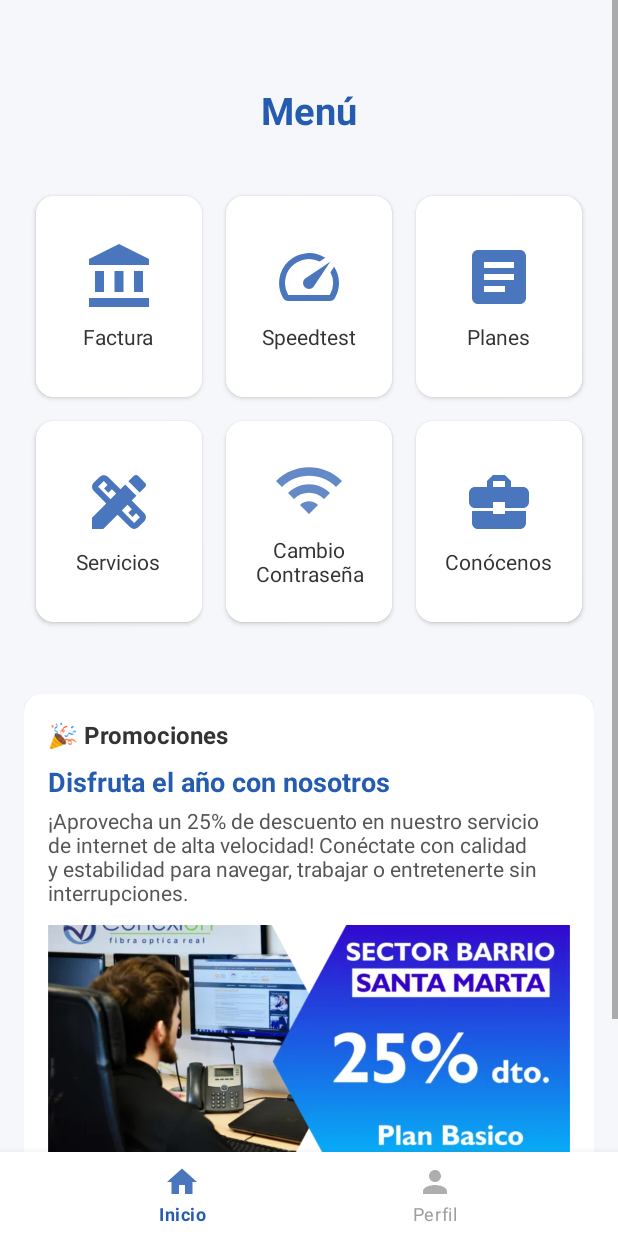
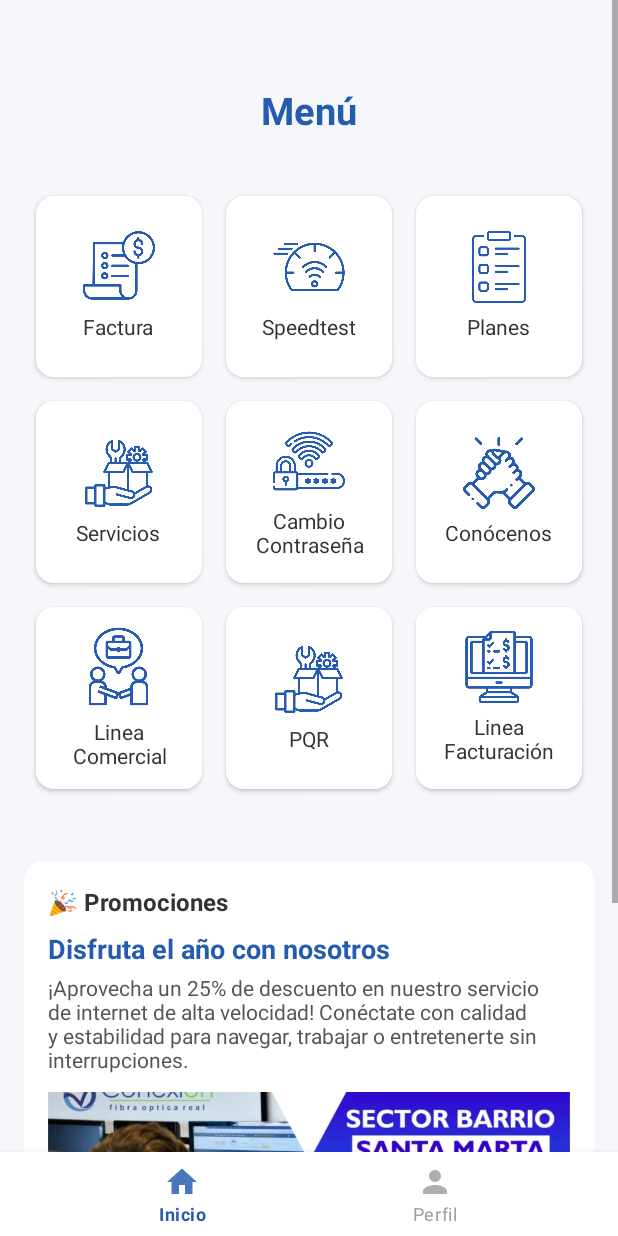
Before and after one commit to AlejoBueno56/Vconexion, an Android app built with Jetpack Compose: the InicioFragment screen opened directly, with no data from a screen before it, on a phone screen of 412 x 824 dp. Run offline under Robolectric (Android 15) with nearby library versions, the phone set to English and light mode, and no system bars; our stand-ins replace Firebase (no records; nobody signed in at launch, a user with empty details on screens opened directly), Picasso, navigation-ui; pictures from the network do not load.

Commit message:
Cambio de iconos inicio

```diff
--- a/app/src/main/res/drawable/ic_conocenos.xml
+++ /dev/null
@@ -1,5 +0,0 @@
-<vector xmlns:android="http://schemas.android.com/apk/res/android" android:alpha="0.84" android:height="24dp" android:tint="#000000" android:viewportHeight="24" android:viewportWidth="24" android:width="24dp">
-
-    <path android:fillColor="@android:color/white" android:pathData="M10,16v-1L3.01,15L3,19c0,1.11 0.89,2 2,2h14c1.11,0 2,-0.89 2,-2v-4h-7v1h-4zM20,7h-4.01L15.99,5l-2,-2h-4l-2,2v2L4,7c-1.1,0 -2,0.9 -2,2v3c0,1.11 0.89,2 2,2h6v-2h4v2h6c1.1,0 2,-0.9 2,-2L22,9c0,-1.1 -0.9,-2 -2,-2zM14,7h-4L10,5h4v2z"/>
-
-</vector>
--- a/app/src/main/res/drawable/ic_factura.xml
+++ /dev/null
@@ -1,13 +0,0 @@
-<vector xmlns:android="http://schemas.android.com/apk/res/android" android:alpha="0.84" android:height="24dp" android:tint="#000000" android:viewportHeight="24" android:viewportWidth="24" android:width="24dp">
-
-    <path android:fillColor="@android:color/white" android:pathData="M4,10h3v7h-3z"/>
-
-    <path android:fillColor="@android:color/white" android:pathData="M10.5,10h3v7h-3z"/>
-
-    <path android:fillColor="@android:color/white" android:pathData="M2,19h20v3h-20z"/>
-
-    <path android:fillColor="@android:color/white" android:pathData="M17,10h3v7h-3z"/>
-
-    <path android:fillColor="@android:color/white" android:pathData="M12,1l-10,5l0,2l20,0l0,-2z"/>
-
-</vector>
--- a/app/src/main/res/drawable/ic_planes.xml
+++ /dev/null
@@ -1,5 +0,0 @@
-<vector xmlns:android="http://schemas.android.com/apk/res/android" android:alpha="0.84" android:autoMirrored="true" android:height="24dp" android:tint="#000000" android:viewportHeight="24" android:viewportWidth="24" android:width="24dp">
-
-    <path android:fillColor="@android:color/white" android:pathData="M19,3L5,3c-1.1,0 -2,0.9 -2,2v14c0,1.1 0.9,2 2,2h14c1.1,0 2,-0.9 2,-2L21,5c0,-1.1 -0.9,-2 -2,-2zM14,17L7,17v-2h7v2zM17,13L7,13v-2h10v2zM17,9L7,9L7,7h10v2z"/>
-
-</vector>
--- a/app/src/main/res/drawable/ic_servicios.xml
+++ /dev/null
@@ -1,7 +0,0 @@
-<vector xmlns:android="http://schemas.android.com/apk/res/android" android:alpha="0.84" android:height="24dp" android:tint="#000000" android:viewportHeight="24" android:viewportWidth="24" android:width="24dp">
-
-    <path android:fillColor="@android:color/white" android:pathData="M16.24,11.51l1.57,-1.57l-3.75,-3.75l-1.57,1.57L8.35,3.63c-0.78,-0.78 -2.05,-0.78 -2.83,0l-1.9,1.9c-0.78,0.78 -0.78,2.05 0,2.83l4.13,4.13L3,17.25V21h3.75l4.76,-4.76l4.13,4.13c0.95,0.95 2.23,0.6 2.83,0l1.9,-1.9c0.78,-0.78 0.78,-2.05 0,-2.83L16.24,11.51zM9.18,11.07L5.04,6.94l1.89,-1.9c0,0 0,0 0,0l1.27,1.27L7.02,7.5l1.41,1.41l1.19,-1.19l1.45,1.45L9.18,11.07zM17.06,18.96l-4.13,-4.13l1.9,-1.9l1.45,1.45l-1.19,1.19l1.41,1.41l1.19,-1.19l1.27,1.27L17.06,18.96z"/>
-
-    <path android:fillColor="@android:color/white" android:pathData="M20.71,7.04c0.39,-0.39 0.39,-1.02 0,-1.41l-2.34,-2.34c-0.47,-0.47 -1.12,-0.29 -1.41,0l-1.83,1.83l3.75,3.75L20.71,7.04z"/>
-
-</vector>
--- a/app/src/main/res/drawable/ic_speedtest.xml
+++ /dev/null
@@ -1,5 +0,0 @@
-<vector xmlns:android="http://schemas.android.com/apk/res/android" android:alpha="0.84" android:height="24dp" android:tint="#000000" android:viewportHeight="24" android:viewportWidth="24" android:width="24dp">
-
-    <path android:fillColor="@android:color/white" android:pathData="M20.38,8.57l-1.23,1.85a8,8 0,0 1,-0.22 7.58L5.07,18A8,8 0,0 1,15.58 6.85l1.85,-1.23A10,10 0,0 0,3.35 19a2,2 0,0 0,1.72 1h13.85a2,2 0,0 0,1.74 -1,10 10,0 0,0 -0.27,-10.44zM10.59,15.41a2,2 0,0 0,2.83 0l5.66,-8.49 -8.49,5.66a2,2 0,0 0,0 2.83z"/>
-
-</vector>
--- a/app/src/main/res/drawable/ic_wifi.xml
+++ /dev/null
@@ -1,5 +0,0 @@
-<vector xmlns:android="http://schemas.android.com/apk/res/android" android:alpha="0.72" android:autoMirrored="true" android:height="24dp" android:tint="#2E2B2B" android:viewportHeight="24" android:viewportWidth="24" android:width="24dp">
-
-    <path android:fillColor="@android:color/white" android:pathData="M1,9l2,2c4.97,-4.97 13.03,-4.97 18,0l2,-2C16.93,2.93 7.08,2.93 1,9zM9,17l3,3 3,-3c-1.65,-1.66 -4.34,-1.66 -6,0zM5,13l2,2c2.76,-2.76 7.24,-2.76 10,0l2,-2C15.14,9.14 8.87,9.14 5,13z"/>
-
-</vector>
--- a/app/src/main/res/layout/fragment_inicio.xml
+++ b/app/src/main/res/layout/fragment_inicio.xml
@@ -18,6 +18,7 @@
 
         <!-- Card de Promociones -->
 
+
         <TextView
             android:id="@+id/titulo"
             android:layout_width="wrap_content"
@@ -30,11 +31,10 @@
             android:textSize="25sp"
             android:textStyle="bold" />
 
-
         <GridLayout
             android:id="@+id/menuGrid"
             android:layout_width="match_parent"
-            android:layout_height="300dp"
+            android:layout_height="411dp"
             android:layout_marginTop="16dp"
             android:layout_marginBottom="16dp"
             android:alignmentMode="alignMargins"
@@ -140,7 +140,7 @@
                         android:layout_width="48dp"
                         android:layout_height="48dp"
                         android:contentDescription="Icono planes"
-                        android:src="@drawable/ic_planes"
+                        android:src="@drawable/ic_plan"
                         app:tint="#265caf" />
 
                     <TextView
@@ -214,7 +214,7 @@
                         android:layout_width="48dp"
                         android:layout_height="48dp"
                         android:contentDescription="Icono contraseña"
-                        android:src="@drawable/ic_wifi"
+                        android:src="@drawable/ic_cambiopassword"
                         app:tint="#265caf" />
 
                     <TextView
@@ -260,6 +260,117 @@
                         android:layout_marginTop="6dp"
                         android:gravity="center"
                         android:text="Conócenos"
+                        android:textColor="#333333"
+                        android:textSize="14sp" />
+                </LinearLayout>
+            </com.google.android.material.card.MaterialCardView>
+
+            <!-- Linea Comercial -->
+            <com.google.android.material.card.MaterialCardView
+                android:id="@+id/LineaComercialCard"
+                android:layout_width="0dp"
+                android:layout_height="0dp"
+                android:layout_rowWeight="1"
+                android:layout_columnWeight="1"
+                android:layout_margin="8dp"
+                app:cardCornerRadius="12dp"
+                app:cardElevation="2dp">
+
+                <LinearLayout
+                    android:layout_width="match_parent"
+                    android:layout_height="match_parent"
+                    android:background="@android:color/white"
+                    android:gravity="center"
+                    android:orientation="vertical"
+                    android:padding="12dp">
+
+                    <ImageView
+                        android:layout_width="70dp"
+                        android:layout_height="55dp"
+                        android:contentDescription="Icono Linea Comercial"
+                        android:src="@drawable/ic_comercial"
+                        app:tint="#265caf" />
+
+                    <TextView
+                        android:layout_width="wrap_content"
+                        android:layout_height="wrap_content"
+                        android:layout_marginTop="6dp"
+                        android:gravity="center"
+                        android:text="Linea Comercial"
+                        android:textColor="#333333"
+                        android:textSize="14sp" />
+                </LinearLayout>
+            </com.google.android.material.card.MaterialCardView>
+            }
+
+            <!-- Soporte Tecnico -->
+            <com.google.android.material.card.MaterialCardView
+                android:id="@+id/SoporteTecnicoCard"
+                android:layout_width="0dp"
+                android:layout_height="0dp"
+                android:layout_rowWeight="1"
+                android:layout_columnWeight="1"
+                android:layout_margin="8dp"
+                app:cardCornerRadius="12dp"
+                app:cardElevation="2dp">
+
+                <LinearLayout
+                    android:layout_width="match_parent"
+                    android:layout_height="match_parent"
+                    android:background="@android:color/white"
+                    android:gravity="center"
+                    android:orientation="vertical"
+                    android:padding="12dp">
+
+                    <ImageView
+                        android:layout_width="48dp"
+                        android:layout_height="48dp"
+                        android:contentDescription="Icono servicios"
+                        android:src="@drawable/ic_servicios"
+                        app:tint="#265caf" />
+
+                    <TextView
+                        android:layout_width="wrap_content"
+                        android:layout_height="wrap_content"
+                        android:layout_marginTop="6dp"
+                        android:gravity="center"
+                        android:text="PQR"
+                        android:textColor="#333333"
+                        android:textSize="14sp" />
+                </LinearLayout>
+            </com.google.android.material.card.MaterialCardView>
+            <!--Linea de Facturacion-->
+            <com.google.android.material.card.MaterialCardView
+                android:id="@+id/LineaFacturacionCard"
+                android:layout_width="0dp"
+                android:layout_height="0dp"
+                android:layout_rowWeight="1"
+                android:layout_columnWeight="1"
+                android:layout_margin="8dp"
+                app:cardCornerRadius="12dp"
+                app:cardElevation="2dp">
+
+                <LinearLayout
+                    android:layout_width="match_parent"
+                    android:layout_height="match_parent"
+                    android:background="@android:color/white"
+                    android:gravity="center"
+                    android:orientation="vertical"
+                    android:padding="12dp">
+
+                    <ImageView
+                        android:layout_width="48dp"
+                        android:layout_height="48dp"
+                        android:contentDescription="Icono servicios"
+                        android:src="@drawable/ic_linefactura"
+                        app:tint="#265caf" />
+
+                    <TextView
+                        android:layout_width="wrap_content"
+                        android:layout_height="wrap_content"
+                        android:layout_marginTop="6dp"
+                        android:gravity="center"
+                        android:text="Linea Facturación"
                         android:textColor="#333333"
                         android:textSize="14sp" />
                 </LinearLayout>
```
Also changed, not shown: app/src/main/res/drawable/ic_cambiopassword.png (added), app/src/main/res/drawable/ic_comercial.png (added), app/src/main/res/drawable/ic_conocenos.png (added), app/src/main/res/drawable/ic_factura.png (added), app/src/main/res/drawable/ic_linefactura.png (added), app/src/main/res/drawable/ic_plan.png (added), app/src/main/res/drawable/ic_servicios.png (added), app/src/main/res/drawable/ic_speedtest.png (added), 1 other file.
